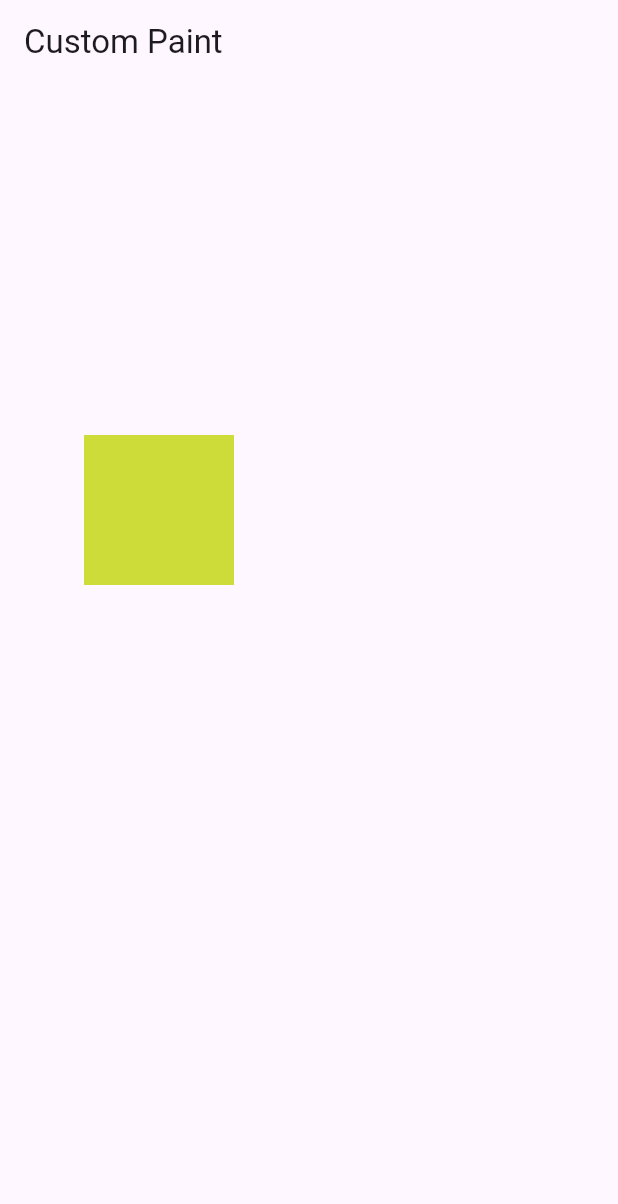
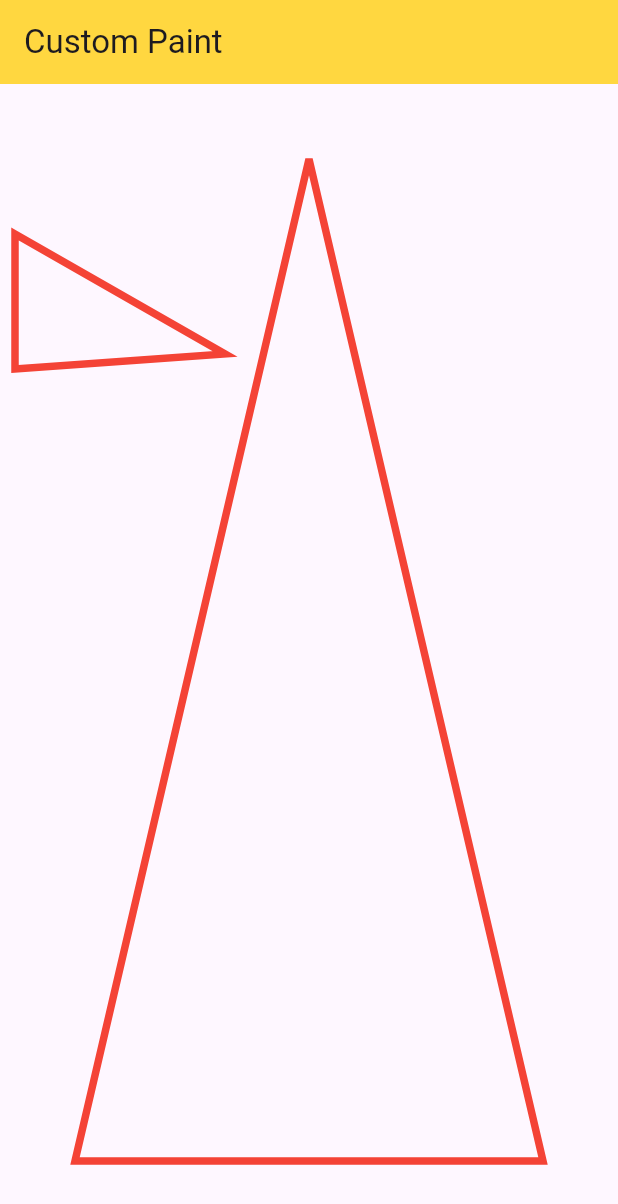
Before and after one commit to Mohsin0700/Custom_Paints_Flutter, a Flutter app: the screen it shows after launch, on a phone screen of 412 x 824 dp. Shown: the top 1204 px of the screen. Run offline on Flutter 3.47's test engine with Material 3 defaults, Android fonts, the phone set to English and light mode, and no system bars.

Commit message:
Files are updated

```diff
--- a/lib/main.dart
+++ b/lib/main.dart
@@ -1,3 +1,4 @@
+import 'package:custompaints/screens/homepage2.dart';
 import 'package:flutter/material.dart';
 
 void main() {
@@ -9,64 +10,96 @@ class MyApp extends StatelessWidget {
 
   @override
   Widget build(BuildContext context) {
-    return MaterialApp(debugShowCheckedModeBanner: false, home: Homepage());
-  }
-}
+    return MaterialApp(
+      debugShowCheckedModeBanner: false,
 
-class Homepage extends StatelessWidget {
-  const Homepage({super.key});
+      home: Homepage2(),
 
-  @override
-  Widget build(BuildContext context) {
-    return SafeArea(
-      child: Scaffold(
-        appBar: AppBar(title: Text('Custom Paint')),
-        body: Center(child: DemoPaint()),
-      ),
+      //  Homepage()
     );
   }
 }
 
-class DemoPaint extends StatelessWidget {
-  const DemoPaint({super.key});
+// class Homepage extends StatelessWidget {
+//   const Homepage({super.key});
 
-  @override
-  Widget build(BuildContext context) {
-    return CustomPaint(size: Size(300, 300), painter: MyPainter());
-  }
-}
+//   @override
+//   Widget build(BuildContext context) {
+//     return SafeArea(
+//       child: Scaffold(
+//         appBar: AppBar(title: Text('Custom Paint')),
+//         body: Center(child: DemoPaint()),
+//       ),
+//     );
+//   }
+// }
 
-class MyPainter extends CustomPainter {
-  // Paint myPaint = Paint()
-  //   ..color = Colors.blue
-  //   ..strokeWidth = 5.0;
+// class DemoPaint extends StatelessWidget {
+//   const DemoPaint({super.key});
 
-  // // Paint 1: Filled circle ke liye
-  // Paint fillPaint = Paint()
-  //   ..color = Colors.blue
-  //   ..style = PaintingStyle.fill; // Andar bhar dega
+//   @override
+//   Widget build(BuildContext context) {
+//     return CustomPaint(size: Size(300, 300), painter: MyPainter());
+//   }
+// }
 
-  // // Paint 2: Outline circle ke liye
-  // Paint strokePaint = Paint()
-  //   ..color = Colors.red
-  //   ..strokeWidth = 4.0
-  //   ..style = PaintingStyle.stroke;
+// class MyPainter extends CustomPainter {
+//   // Paint myPaint = Paint()
+//   //   ..color = Colors.blue
+//   //   ..strokeWidth = 5.0;
 
-  Paint rectPaint = Paint()
-    ..color = Colors.lime
-    ..style = PaintingStyle.fill;
+//   // // Paint 1: Filled circle ke liye
+//   // Paint fillPaint = Paint()
+//   //   ..color = Colors.blue
+//   //   ..style = PaintingStyle.fill; // Andar bhar dega
 
-  @override
-  void paint(Canvas canvas, Size size) {
-    // canvas.drawLine(Offset(150, 50), Offset(150, 250), myPaint);
+//   // // Paint 2: Outline circle ke liye
+//   // Paint strokePaint = Paint()
+//   //   ..color = Colors.red
+//   //   ..strokeWidth = 4.0
+//   //   ..style = PaintingStyle.stroke;
 
-    // canvas.drawCircle(Offset(150, 180), 25, fillPaint);
-    // canvas.drawCircle(Offset(150, 200), 25, strokePaint);
-    canvas.drawRect(Rect.fromLTWH(0, 0, 100, 100), rectPaint);
-  }
+//   // Paint rectPaint = Paint()
+//   //   ..color = Colors.lime
+//   //   ..style = PaintingStyle.fill;
+//   // Paint paintt = Paint()
+//   //   ..color = Colors.purple
+//   //   ..style = PaintingStyle.stroke
+//   //   ..strokeWidth = 5.0;
 
-  @override
-  bool shouldRepaint(CustomPainter oldDelegate) {
-    return true; // Whether to redraw when widget rebuilds
-  }
-}
+//   Paint paint1 = Paint()
+//     ..color = Colors.purple
+//     ..style = PaintingStyle.stroke
+//     ..strokeWidth = 5.0;
+//   Paint paint2 = Paint()
+//     ..color = Colors.lightGreenAccent
+//     ..style = PaintingStyle.stroke
+//     ..strokeWidth = 5.0;
+//   Paint paint3 = Paint()
+//     ..color = Colors.lightBlue
+//     ..style = PaintingStyle.stroke
+//     ..strokeWidth = 5.0;
+//   Paint paint4 = Paint()
+//     ..color = Colors.orangeAccent
+//     ..style = PaintingStyle.stroke
+//     ..strokeWidth = 5.0;
+
+//   @override
+//   void paint(Canvas canvas, Size size) {
+//     // canvas.drawLine(Offset(150, 50), Offset(150, 250), myPaint);
+
+//     // canvas.drawCircle(Offset(150, 180), 25, fillPaint);
+//     // canvas.drawCircle(Offset(150, 200), 25, strokePaint);
+//     // canvas.drawRect(Rect.fromLTWH(0, 0, 100, 100), rectPaint);
+//     // canvas.drawCircle(Offset(size.width / 2, size.height / 2), 50, paintt);
+//     canvas.drawCircle(Offset(0, 0), 20, paint1); // Top-left
+//     canvas.drawCircle(Offset(size.width, 0), 20, paint2); // Top-right
+//     canvas.drawCircle(Offset(0, size.height), 20, paint3); // Bottom-left
+//     canvas.drawCircle(Offset(size.width, size.height), 20, paint4);
+//   }
+
+//   @override
+//   bool shouldRepaint(CustomPainter oldDelegate) {
+//     return true; // Whether to redraw when widget rebuilds
+//   }
+// }
--- /dev/null
+++ b/lib/screens/homepage2.dart
@@ -0,0 +1,54 @@
+import 'package:flutter/material.dart';
+
+class Homepage2 extends StatelessWidget {
+  const Homepage2({super.key});
+
+  @override
+  Widget build(BuildContext context) {
+    Size size = MediaQuery.of(context).size;
+    return Scaffold(
+      appBar: AppBar(
+        backgroundColor: Colors.amberAccent,
+        title: Text('Custom Paint'),
+      ),
+      body: CustomPaint(
+        size: Size(size.width, size.height),
+        painter: MyCustomPaintClass(),
+      ),
+    );
+  }
+}
+
+class MyCustomPaintClass extends CustomPainter {
+  Paint paintStyle = Paint()
+    ..color = Colors.red
+    ..style = PaintingStyle.stroke
+    ..strokeWidth = 5.0;
+
+  Path trianglePath = Path();
+  Path rightArrowPath = Path();
+
+  @override
+  void paint(Canvas canvas, Size size) {
+    // Triangle ke 3 points
+    trianglePath.moveTo(size.width / 2, 50); // Top point
+    trianglePath.lineTo(50, size.height - 50); // Bottom-left
+    trianglePath.lineTo(size.width - 50, size.height - 50); // Bottom-right
+    trianglePath.close(); // Starting point se connect karo
+
+    // Right Arrow ke 3 points
+    rightArrowPath.moveTo(10, 100);
+    rightArrowPath.lineTo(150, 180);
+    rightArrowPath.lineTo(10, 190);
+
+    rightArrowPath.close();
+
+    canvas.drawPath(trianglePath, paintStyle);
+    canvas.drawPath(rightArrowPath, paintStyle);
+  }
+
+  @override
+  bool shouldRepaint(CustomPainter oldDelegate) {
+    return false;
+  }
+}
```
